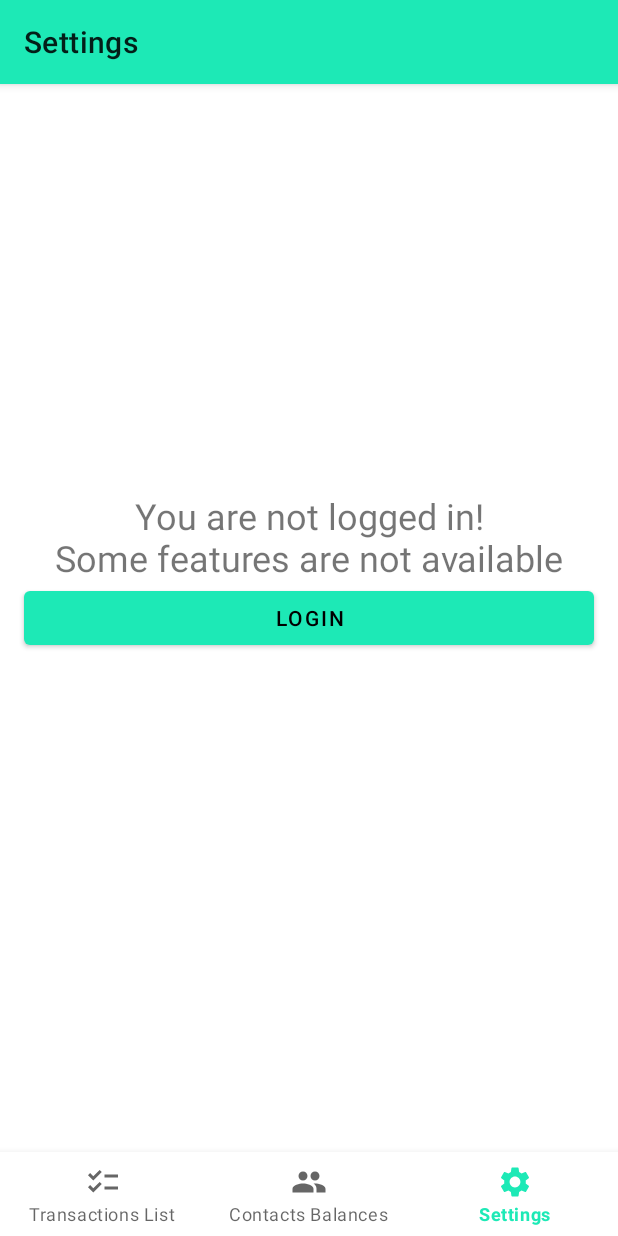
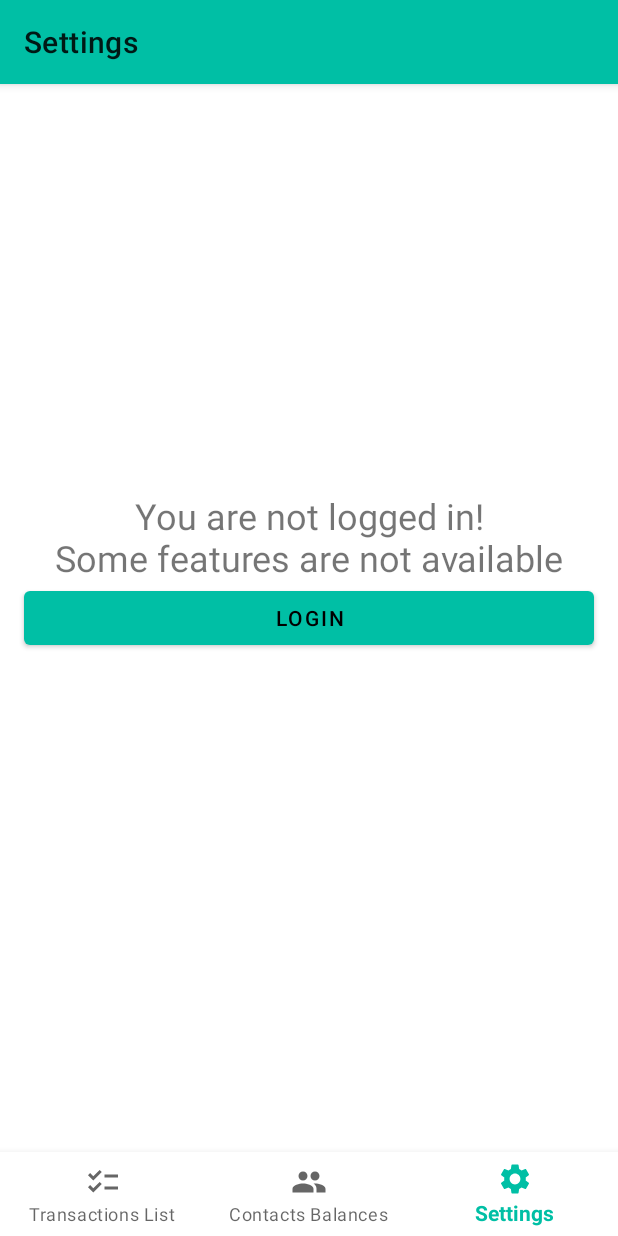
Before and after one commit to Citoci/YouOweMe, an Android app built with Jetpack Compose: the SettingsFragment screen opened through its navigation route, on a phone screen of 412 x 824 dp. Run offline under Robolectric (Android 15) with nearby library versions, the phone set to English and light mode, and no system bars; our stand-ins replace androidx.preference, navigation-ui.

Commit message:
color update

```diff
--- a/app/src/main/res/layout/activity_main.xml
+++ b/app/src/main/res/layout/activity_main.xml
@@ -5,7 +5,7 @@
     android:id="@+id/container"
     android:layout_width="match_parent"
     android:layout_height="match_parent">
-<!--    android:paddingTop="?attr/actionBarSize">-->
+    <!--    android:paddingTop="?attr/actionBarSize">-->
 
 
     <fragment
@@ -26,6 +26,7 @@
         android:layout_width="0dp"
         android:layout_height="wrap_content"
         android:background="?android:attr/windowBackground"
+        app:itemTextAppearanceActive="@style/Theme.YouOweMe.BoldText"
         app:layout_constraintBottom_toBottomOf="parent"
         app:layout_constraintLeft_toLeftOf="parent"
         app:layout_constraintRight_toRightOf="parent"
--- a/app/src/main/res/layout/fragment_settings.xml
+++ b/app/src/main/res/layout/fragment_settings.xml
@@ -34,7 +34,9 @@
             android:layout_marginBottom="16dp"
             android:gravity="center"
             android:text="@string/message_hello_login"
+            android:textColor="?android:attr/colorForeground"
             android:textSize="24sp"
+            android:textStyle="bold"
             app:layout_constraintTop_toTopOf="parent"
             tools:layout_editor_absoluteX="8dp" />
 
--- a/app/src/main/res/values/colors.xml
+++ b/app/src/main/res/values/colors.xml
@@ -1,11 +1,11 @@
 <?xml version="1.0" encoding="utf-8"?>
 <resources>
-    <color name="primaryColor">#1de9b6</color>
-    <color name="primaryLightColor">#6effe8</color>
-    <color name="primaryDarkColor">#00b686</color>
-    <color name="secondaryColor">#00e676</color>
-    <color name="secondaryLightColor">#66ffa6</color>
-    <color name="secondaryDarkColor">#00b248</color>
+    <color name="primaryColor">#00bfa5</color>
+    <color name="primaryDarkColor">#008e76</color>
+    <color name="primaryLightColor">#5df2d6</color>
+    <color name="secondaryColor">#1de9b6</color>
+    <color name="secondaryDarkColor">#00b686</color>
+    <color name="secondaryLightColor">#6effe8</color>
     <color name="primaryTextColor">#000000</color>
     <color name="secondaryTextColor">#000000</color>
 
--- a/app/src/main/res/values/themes.xml
+++ b/app/src/main/res/values/themes.xml
@@ -26,6 +26,14 @@
 
     <style name="Theme.YouOweMe.PopupOverlay" parent="ThemeOverlay.AppCompat.Light" />
 
+    <style name="Theme.YouOweMe.BoldText">
+        <item name="android:textStyle">bold</item>
+<!--        <item name="android:textColorTertiary">@color/black</item>-->
+<!--        <item name="colorPrimary">@color/black</item>-->
+        <!--        <item name="android:fontFamily">@font/whatever</item>-->
+    </style>
+
+
     <style name="RedButton">
 <!--        <item name="backgroundColor">@color/red_delete</item>-->
         <item name="backgroundTint">@color/red_delete</item>
```
